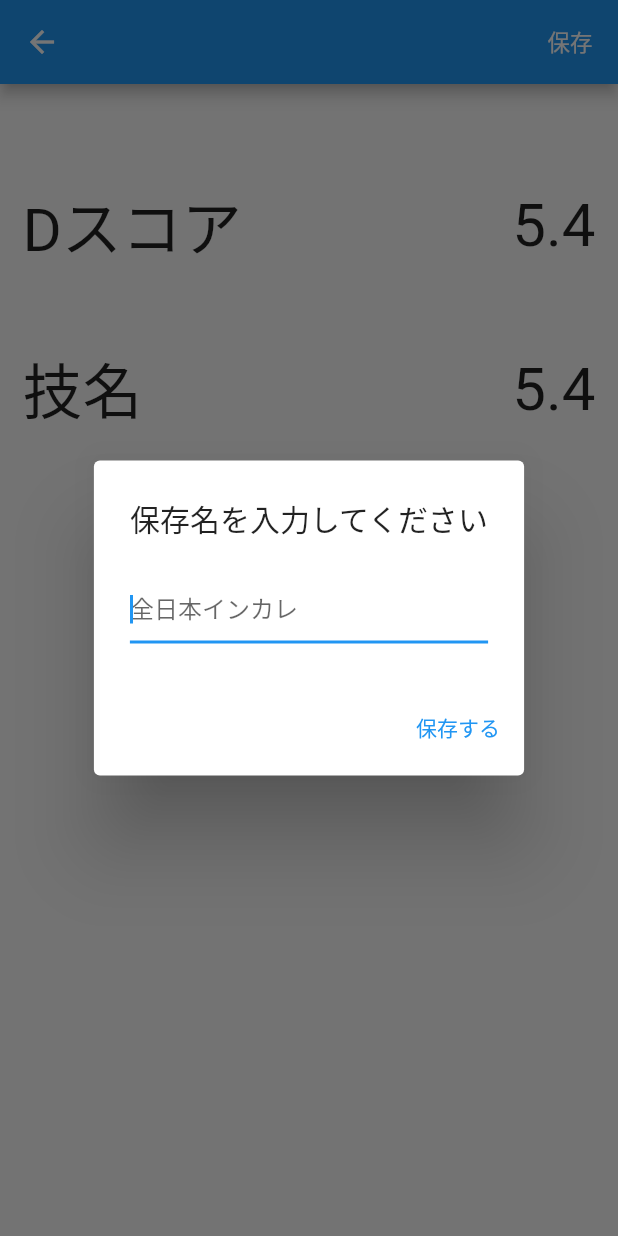
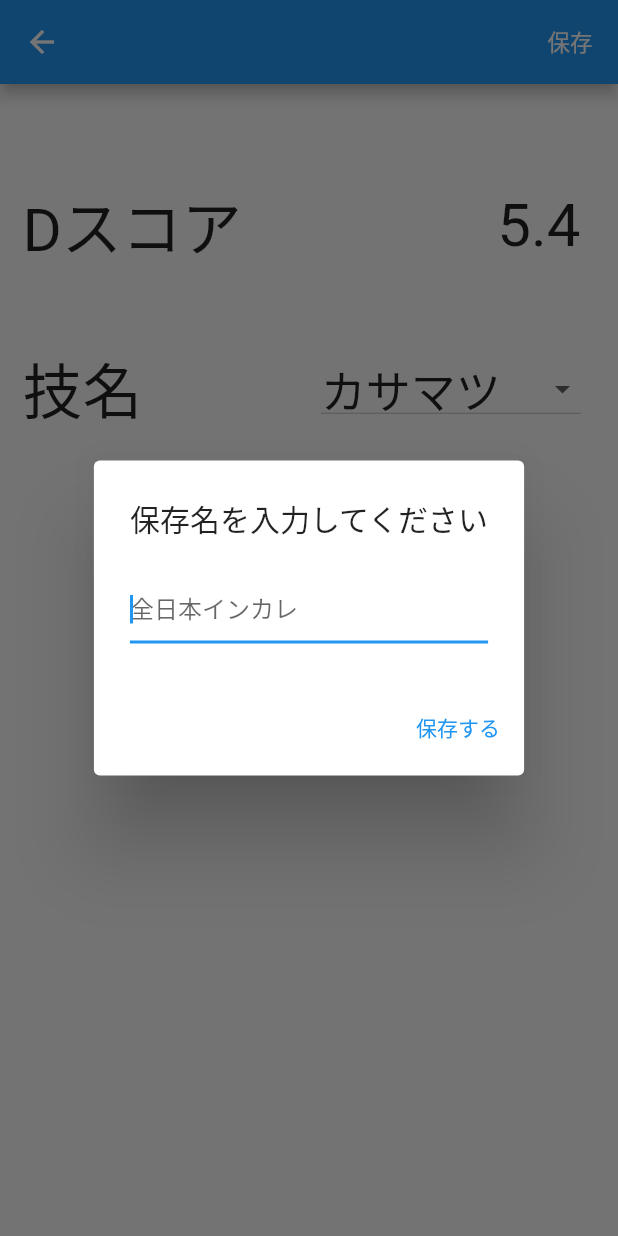
Before and after one commit to o2yama/dscore-app, a Flutter app: the VtScreen screen opened directly with empty values, after a tap on "保存", on a phone screen of 412 x 824 dp. Run offline on Flutter 3.47's test engine with Material 2 defaults, Android fonts, the phone set to English and light mode, and no system bars.

Commit message:
VtDropDown(跳馬の技名)とCombinationDropDown(組み合わせ加点)の追加

```diff
--- a/lib/calculation_screen.dart
+++ b/lib/calculation_screen.dart
@@ -3,6 +3,7 @@ import 'package:dscore_app/search_screen.dart';
 import 'package:flutter/material.dart';
 import 'package:provider/provider.dart';
 
+import 'combination_drop_down.dart';
 import 'event_screen.dart';
 
 class CalculationScreen extends StatelessWidget {
@@ -91,10 +92,7 @@ class CalculationScreen extends StatelessWidget {
           '組み合わせ加点',
           style: TextStyle(fontSize: 25.0),
         ),
-        Text(
-          '0.2',
-          style: TextStyle(fontSize: 30.0),
-        ),
+        CombinationDropDown(),
       ],
     );
   }
--- /dev/null
+++ b/lib/vt_drop_down.dart
@@ -0,0 +1,57 @@
+import 'package:flutter/material.dart';
+
+class VtDropDown extends StatefulWidget {
+  @override
+  _VtDropDownState createState() => _VtDropDownState();
+}
+
+class _VtDropDownState extends State<VtDropDown> {
+  List<DropdownMenuItem<int>> _items = [];
+  int _selectItem = 0;
+
+  void initState() {
+    super.initState();
+    setItems();
+    _selectItem = _items[0].value;
+  }
+
+  void setItems() {
+    _items
+      ..add(DropdownMenuItem(
+        child: Text(
+          'カサマツ',
+          style: TextStyle(fontSize: 30.0),
+        ),
+        value: 1,
+      ))
+      ..add(DropdownMenuItem(
+        child: Text(
+          'アカピアン',
+          style: TextStyle(fontSize: 30.0),
+        ),
+        value: 2,
+      ))
+      ..add(DropdownMenuItem(
+        child: Text(
+          'ドリックス',
+          style: TextStyle(fontSize: 30.0),
+        ),
+        value: 3,
+      ));
+  }
+
+  @override
+  Widget build(BuildContext context) {
+    return DropdownButton(
+      items: _items,
+      value: _selectItem,
+      onChanged: (value) => {
+        setState(
+          () {
+            _selectItem = value;
+          },
+        ),
+      },
+    );
+  }
+}
--- a/lib/vt_screen.dart
+++ b/lib/vt_screen.dart
@@ -1,3 +1,4 @@
+import 'package:dscore_app/vt_drop_down.dart';
 import 'package:flutter/material.dart';
 
 import 'event_screen.dart';
@@ -72,7 +73,7 @@ class VtScreen extends StatelessWidget {
   //Dスコアの表示
   Widget _dScore() {
     return Container(
-      padding: EdgeInsets.only(top: 50.0, bottom: 40.0),
+      padding: EdgeInsets.only(top: 50.0, bottom: 40.0, right: 10.0),
       child: Row(
         mainAxisAlignment: MainAxisAlignment.spaceBetween,
         children: [
@@ -89,9 +90,10 @@ class VtScreen extends StatelessWidget {
     );
   }
 
+  // 跳馬の技名検索
   Widget _vtSearch() {
     return Container(
-      padding: EdgeInsets.only(top: 10.0, bottom: 20.0),
+      padding: EdgeInsets.only(top: 10.0, bottom: 20.0, right: 10.0),
       child: Row(
         mainAxisAlignment: MainAxisAlignment.spaceBetween,
         children: [
@@ -99,10 +101,7 @@ class VtScreen extends StatelessWidget {
             '技名',
             style: TextStyle(fontSize: 40.0),
           ),
-          Text(
-            '5.4',
-            style: TextStyle(fontSize: 40.0),
-          )
+          VtDropDown(),
         ],
       ),
     );
```
Also changed, not shown: lib/combination_drop_down.dart (added, +64 -0 lines).
